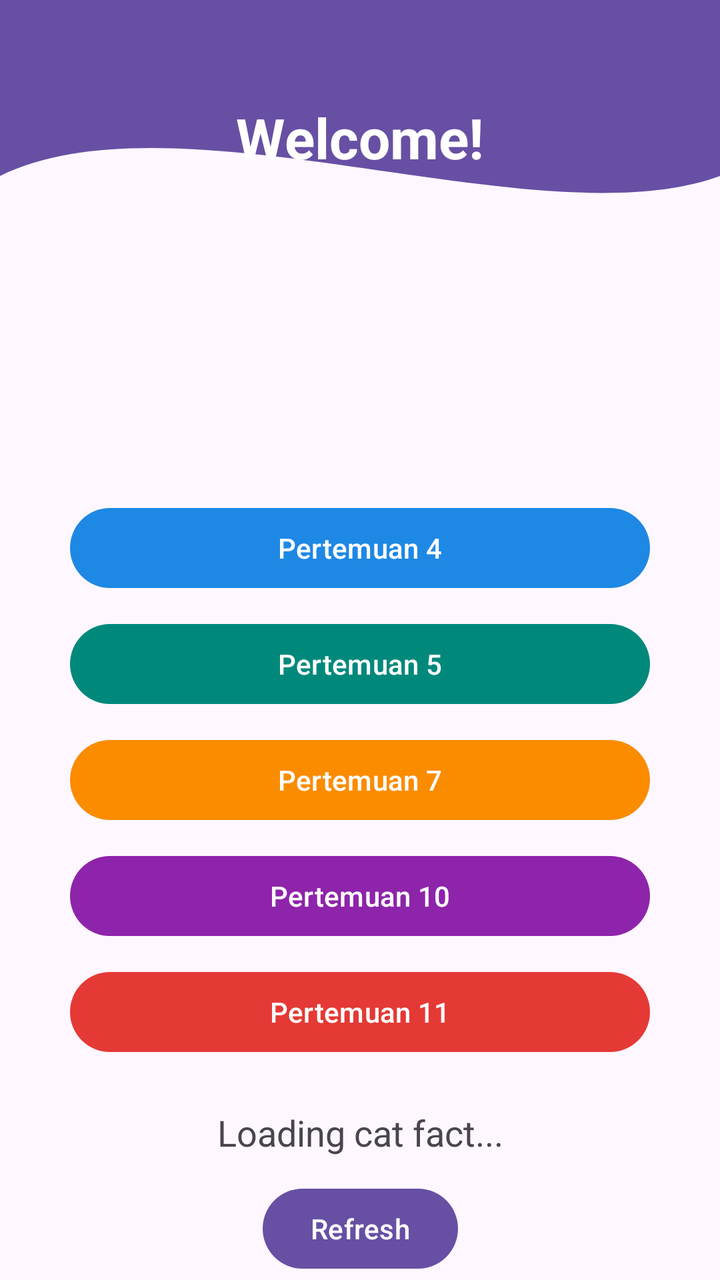
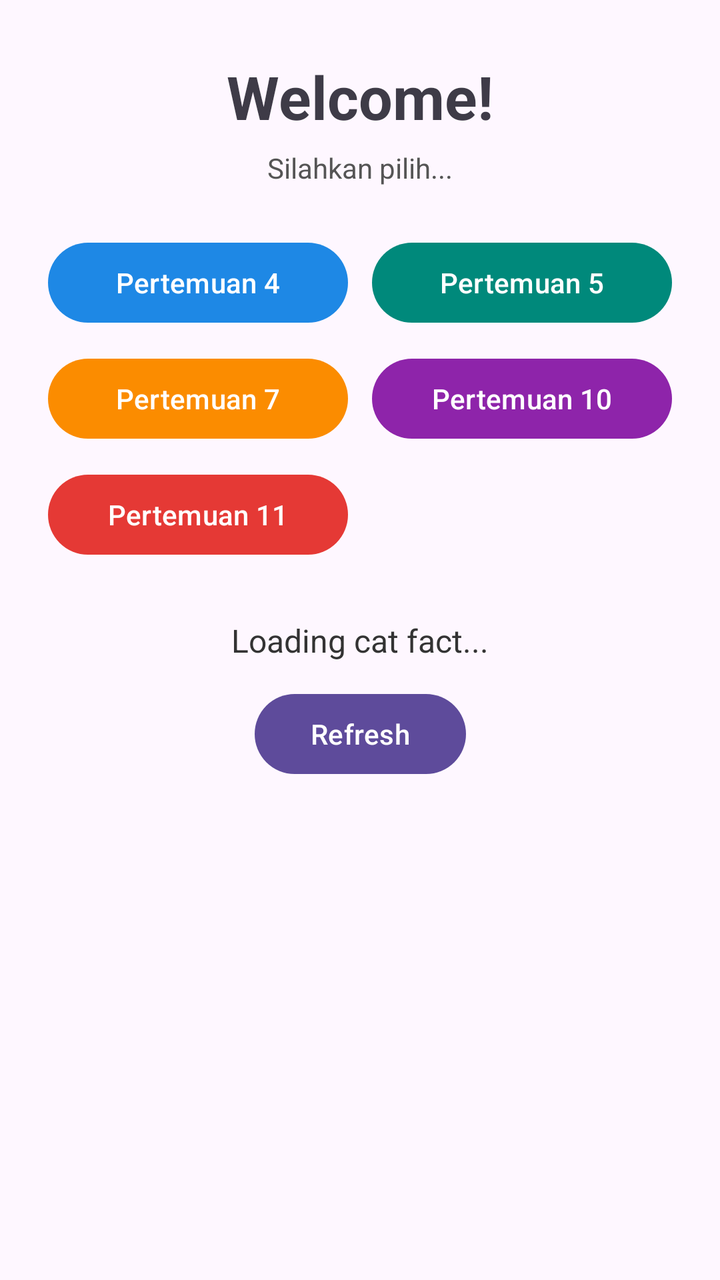

Two renders of the same Android screen: before a commit and after it. Below are the layout's source before the change and the commit's diff.
<!-- AndroidManifest.xml: application theme Theme.P3Isra -->
<!-- res/layout/activity_home_fragment.xml -->
<?xml version="1.0" encoding="utf-8"?>
<androidx.constraintlayout.widget.ConstraintLayout
    xmlns:android="http://schemas.android.com/apk/res/android"
    xmlns:app="http://schemas.android.com/apk/res-auto"
    xmlns:tools="http://schemas.android.com/tools"
    android:layout_width="match_parent"
    android:layout_height="match_parent">

    
    <View
        android:id="@+id/background_header"
        android:layout_width="0dp"
        android:layout_height="220dp"
        android:background="@drawable/bg_header_wave"
        app:layout_constraintEnd_toEndOf="parent"
        app:layout_constraintStart_toStartOf="parent"
        app:layout_constraintTop_toTopOf="parent" />

    
    <TextView
        android:id="@+id/tvWelcome"
        android:layout_width="wrap_content"
        android:layout_height="wrap_content"
        android:layout_marginTop="50dp"
        android:text="Welcome!"
        android:textColor="@android:color/white"
        android:textSize="28sp"
        android:textStyle="bold"
        app:layout_constraintEnd_toEndOf="parent"
        app:layout_constraintStart_toStartOf="parent"
        app:layout_constraintTop_toTopOf="parent" />

    
    <com.google.android.material.button.MaterialButton
        android:id="@+id/btnPertemuan4"
        android:layout_width="0dp"
        android:layout_height="wrap_content"
        android:layout_marginHorizontal="35dp"
        android:layout_marginTop="30dp"
        android:text="Pertemuan 4"
        android:textColor="@android:color/white"
        app:backgroundTint="#1E88E5"
        app:layout_constraintEnd_toEndOf="parent"
        app:layout_constraintStart_toStartOf="parent"
        app:layout_constraintTop_toBottomOf="@id/background_header" />

    
    <com.google.android.material.button.MaterialButton
        android:id="@+id/btnPertemuan5"
        android:layout_width="0dp"
        android:layout_height="wrap_content"
        android:layout_marginHorizontal="35dp"
        android:layout_marginTop="10dp"
        android:text="Pertemuan 5"
        android:textColor="@android:color/white"
        app:backgroundTint="#00897B"
        app:layout_constraintEnd_toEndOf="parent"
        app:layout_constraintStart_toStartOf="parent"
        app:layout_constraintTop_toBottomOf="@id/btnPertemuan4" />

    
    <com.google.android.material.button.MaterialButton
        android:id="@+id/btnPertemuan7"
        android:layout_width="0dp"
        android:layout_height="wrap_content"
        android:layout_marginHorizontal="35dp"
        android:layout_marginTop="10dp"
        android:text="Pertemuan 7"
        android:textColor="@android:color/white"
        app:backgroundTint="#FB8C00"
        app:layout_constraintEnd_toEndOf="parent"
        app:layout_constraintStart_toStartOf="parent"
        app:layout_constraintTop_toBottomOf="@id/btnPertemuan5" />

    
    <com.google.android.material.button.MaterialButton
        android:id="@+id/btnPertemuan10"
        android:layout_width="0dp"
        android:layout_height="wrap_content"
        android:layout_marginHorizontal="35dp"
        android:layout_marginTop="10dp"
        android:text="Pertemuan 10"
        android:textColor="@android:color/white"
        app:backgroundTint="#8E24AA"
        app:layout_constraintEnd_toEndOf="parent"
        app:layout_constraintStart_toStartOf="parent"
        app:layout_constraintTop_toBottomOf="@id/btnPertemuan7" />

    
    <com.google.android.material.button.MaterialButton
        android:id="@+id/btnPertemuan11"
        android:layout_width="0dp"
        android:layout_height="wrap_content"
        android:layout_marginHorizontal="35dp"
        android:layout_marginTop="10dp"
        android:text="Pertemuan 11"
        android:textColor="@android:color/white"
        app:backgroundTint="#E53935"
        app:layout_constraintEnd_toEndOf="parent"
        app:layout_constraintStart_toStartOf="parent"
        app:layout_constraintTop_toBottomOf="@id/btnPertemuan10" />

    
    <TextView
        android:id="@+id/tvCatFact"
        android:layout_width="match_parent"
        android:layout_height="wrap_content"
        android:layout_marginHorizontal="24dp"
        android:layout_marginTop="24dp"
        android:gravity="center"
        android:text="Loading cat fact..."
        android:textAlignment="center"
        android:textSize="18sp"
        app:layout_constraintEnd_toEndOf="parent"
        app:layout_constraintStart_toStartOf="parent"
        app:layout_constraintTop_toBottomOf="@id/btnPertemuan11" />

    
    <Button
        android:id="@+id/btnRefresh"
        android:layout_width="wrap_content"
        android:layout_height="wrap_content"
        android:layout_marginTop="12dp"
        android:text="Refresh"
        app:layout_constraintEnd_toEndOf="parent"
        app:layout_constraintStart_toStartOf="parent"
        app:layout_constraintTop_toBottomOf="@id/tvCatFact" />

</androidx.constraintlayout.widget.ConstraintLayout>
<!-- resources referenced by this layout -->
<resources>
  <!-- drawable bg_header_wave (drawable) -->
  <?xml version="1.0" encoding="utf-8"?>
  <vector xmlns:android="http://schemas.android.com/apk/res/android"
      android:width="100dp"
      android:height="100dp"
      android:viewportWidth="100"
      android:viewportHeight="100">
  
      <path
          android:fillColor="?attr/colorPrimary"
          android:pathData="M0,0 L100,0 L100,40 C 75,55 25,20 0,40 Z" />
  </vector>
  <style name="Theme.P3Isra" parent="Base.Theme.P3Isra" />
  <style name="Base.Theme.P3Isra" parent="Theme.Material3.DayNight.NoActionBar">
          
          
      </style>
</resources>

<!-- the commit's change to res/layout/activity_home_fragment.xml (unified diff, before → after) -->
@@ -1,129 +1,202 @@
+<?xml version="1.0" encoding="utf-8"?>
+<androidx.core.widget.NestedScrollView
+    xmlns:android="http://schemas.android.com/apk/res/android"
+    xmlns:app="http://schemas.android.com/apk/res-auto"
+    xmlns:tools="http://schemas.android.com/tools"
+    android:layout_width="match_parent"
+    android:layout_height="match_parent"
+    android:fillViewport="true">
+
+    <androidx.constraintlayout.widget.ConstraintLayout
+        android:layout_width="match_parent"
+        android:layout_height="wrap_content"
+        android:paddingBottom="24dp">
+
+        
+        <TextView
+            android:id="@+id/tvWelcome"
+            android:layout_width="wrap_content"
+            android:layout_height="wrap_content"
+            android:layout_marginTop="28dp"
+            android:text="Welcome!"
+            android:textColor="#3E3B47"
+            android:textSize="30sp"
+            android:textStyle="bold"
+            app:layout_constraintEnd_toEndOf="parent"
+            app:layout_constraintStart_toStartOf="parent"
+            app:layout_constraintTop_toTopOf="parent" />
+
+        
+        <TextView
+            android:id="@+id/tvSubtitle"
+            android:layout_width="wrap_content"
+            android:layout_height="wrap_content"
+            android:layout_marginTop="6dp"
+            android:text="Silahkan pilih..."
+            android:textColor="#555555"
+            android:textSize="14sp"
+            app:layout_constraintEnd_toEndOf="parent"
+            app:layout_constraintStart_toStartOf="parent"
+            app:layout_constraintTop_toBottomOf="@id/tvWelcome" />
+
+        
+        <com.google.android.material.button.MaterialButton
+            android:id="@+id/btnPertemuan4"
+            android:layout_width="0dp"
+            android:layout_height="48dp"
+            android:layout_marginStart="24dp"
+            android:layout_marginTop="24dp"
+            android:layout_marginEnd="6dp"
+            android:text="Pertemuan 4"
+            android:textAllCaps="false"
+            android:textColor="@android:color/white"
+            app:backgroundTint="#1E88E5"
+            app:cornerRadius="24dp"
+            app:layout_constraintEnd_toStartOf="@+id/btnPertemuan5"
+            app:layout_constraintStart_toStartOf="parent"
+            app:layout_constraintTop_toBottomOf="@id/tvSubtitle" />
+
+        <com.google.android.material.button.MaterialButton
+            android:id="@+id/btnPertemuan5"
+            android:layout_width="0dp"
+            android:layout_height="48dp"
+            android:layout_marginStart="6dp"
+            android:layout_marginEnd="24dp"
+            android:text="Pertemuan 5"
+            android:textAllCaps="false"
+            android:textColor="@android:color/white"
+            app:backgroundTint="#00897B"
+            app:cornerRadius="24dp"
+            app:layout_constraintEnd_toEndOf="parent"
+            app:layout_constraintStart_toEndOf="@+id/btnPertemuan4"
+            app:layout_constraintTop_toTopOf="@id/btnPertemuan4" />
+
+        
+        <com.google.android.material.button.MaterialButton
+            android:id="@+id/btnPertemuan7"
+            android:layout_width="0dp"
+            android:layout_height="48dp"
+            android:layout_marginStart="24dp"
+            android:layout_marginTop="10dp"
+            android:layout_marginEnd="6dp"
+            android:text="Pertemuan 7"
+            android:textAllCaps="false"
+            android:textColor="@android:color/white"
+            app:backgroundTint="#FB8C00"
+            app:cornerRadius="24dp"
+            app:layout_constraintEnd_toStartOf="@+id/btnPertemuan10"
+            app:layout_constraintStart_toStartOf="parent"
+            app:layout_constraintTop_toBottomOf="@id/btnPertemuan4" />
+
+        <com.google.android.material.button.MaterialButton
+            android:id="@+id/btnPertemuan10"
+            android:layout_width="0dp"
+            android:layout_height="48dp"
+            android:layout_marginStart="6dp"
+            android:layout_marginEnd="24dp"
+            android:text="Pertemuan 10"
+            android:textAllCaps="false"
+            android:textColor="@android:color/white"
+            app:backgroundTint="#8E24AA"
+            app:cornerRadius="24dp"
+            app:layout_constraintEnd_toEndOf="parent"
+            app:layout_constraintStart_toEndOf="@+id/btnPertemuan7"
+            app:layout_constraintTop_toTopOf="@id/btnPertemuan7" />
+
+        
+        <com.google.android.material.button.MaterialButton
+            android:id="@+id/btnPertemuan11"
+            android:layout_width="0dp"
+            android:layout_height="48dp"
+            android:layout_marginTop="10dp"
+            android:text="Pertemuan 11"
+            android:textAllCaps="false"
+            android:textColor="@android:color/white"
+            app:backgroundTint="#E53935"
+            app:cornerRadius="24dp"
+            app:layout_constraintEnd_toEndOf="@id/btnPertemuan7"
+            app:layout_constraintStart_toStartOf="@id/btnPertemuan7"
+            app:layout_constraintTop_toBottomOf="@id/btnPertemuan7" />
+
+        
+        <TextView
+            android:id="@+id/tvCatFact"
+            android:layout_width="0dp"
+            android:layout_height="wrap_content"
+            android:layout_marginHorizontal="24dp"
+            android:layout_marginTop="28dp"
+            android:gravity="center"
+            android:text="Loading cat fact..."
+            android:textAlignment="center"
+            android:textColor="#333333"
+            android:textSize="16sp"
+            app:layout_constraintEnd_toEndOf="parent"
+            app:layout_constraintStart_toStartOf="parent"
+            app:layout_constraintTop_toBottomOf="@id/btnPertemuan11" />
+
+        
+        <com.google.android.material.button.MaterialButton
+            android:id="@+id/btnRefresh"
+            android:layout_width="wrap_content"
+            android:layout_height="wrap_content"
+            android:layout_marginTop="12dp"
+            android:paddingHorizontal="28dp"
+            android:text="Refresh"
+            android:textAllCaps="false"
+            android:textColor="@android:color/white"
+            app:backgroundTint="#5E4B9B"
+            app:cornerRadius="24dp"
+            app:layout_constraintEnd_toEndOf="parent"
+            app:layout_constraintStart_toStartOf="parent"
+            app:layout_constraintTop_toBottomOf="@id/tvCatFact" />
+
+        
+        <androidx.recyclerview.widget.RecyclerView
+            android:id="@+id/rvGallery"
+            android:layout_width="0dp"
+            android:layout_height="wrap_content"
+            android:layout_marginHorizontal="16dp"
+            android:layout_marginTop="20dp"
+            android:nestedScrollingEnabled="false"
+            app:layoutManager="androidx.recyclerview.widget.GridLayoutManager"
+            app:layout_constraintEnd_toEndOf="parent"
+            app:layout_constraintStart_toStartOf="parent"
+            app:layout_constraintTop_toBottomOf="@id/btnRefresh"
+            app:spanCount="2"
+            tools:listitem="@layout/item_photo" />
+
+    </androidx.constraintlayout.widget.ConstraintLayout>
+</androidx.core.widget.NestedScrollView>
+<!-- res/layout/item_photo.xml (included above) -->
 <?xml version="1.0" encoding="utf-8"?>
 <androidx.constraintlayout.widget.ConstraintLayout
     xmlns:android="http://schemas.android.com/apk/res/android"
     xmlns:app="http://schemas.android.com/apk/res-auto"
-    xmlns:tools="http://schemas.android.com/tools"
     android:layout_width="match_parent"
-    android:layout_height="match_parent">
-
-    
-    <View
-        android:id="@+id/background_header"
+    android:layout_height="wrap_content"
+    android:padding="6dp">
+
+    <ImageView
+        android:id="@+id/imgPhoto"
         android:layout_width="0dp"
         android:layout_height="220dp"
-        android:background="@drawable/bg_header_wave"
+        android:scaleType="centerCrop"
         app:layout_constraintEnd_toEndOf="parent"
         app:layout_constraintStart_toStartOf="parent"
         app:layout_constraintTop_toTopOf="parent" />
 
-    
     <TextView
-        android:id="@+id/tvWelcome"
-        android:layout_width="wrap_content"
+        android:id="@+id/tvAuthor"
+        android:layout_width="0dp"
         android:layout_height="wrap_content"
-        android:layout_marginTop="50dp"
-        android:text="Welcome!"
-        android:textColor="@android:color/white"
-        android:textSize="28sp"
-        android:textStyle="bold"
+        android:layout_marginTop="6dp"
+        android:layout_marginBottom="4dp"
+        android:text="Paul Jarvis"
+        android:textColor="#4A4A4A"
+        android:textSize="14sp"
+        app:layout_constraintBottom_toBottomOf="parent"
         app:layout_constraintEnd_toEndOf="parent"
         app:layout_constraintStart_toStartOf="parent"
-        app:layout_constraintTop_toTopOf="parent" />
-
-    
-    <com.google.android.material.button.MaterialButton
-        android:id="@+id/btnPertemuan4"
-        android:layout_width="0dp"
-        android:layout_height="wrap_content"
-        android:layout_marginHorizontal="35dp"
-        android:layout_marginTop="30dp"
-        android:text="Pertemuan 4"
-        android:textColor="@android:color/white"
-        app:backgroundTint="#1E88E5"
-        app:layout_constraintEnd_toEndOf="parent"
-        app:layout_constraintStart_toStartOf="parent"
-        app:layout_constraintTop_toBottomOf="@id/background_header" />
-
-    
-    <com.google.android.material.button.MaterialButton
-        android:id="@+id/btnPertemuan5"
-        android:layout_width="0dp"
-        android:layout_height="wrap_content"
-        android:layout_marginHorizontal="35dp"
-        android:layout_marginTop="10dp"
-        android:text="Pertemuan 5"
-        android:textColor="@android:color/white"
-        app:backgroundTint="#00897B"
-        app:layout_constraintEnd_toEndOf="parent"
-        app:layout_constraintStart_toStartOf="parent"
-        app:layout_constraintTop_toBottomOf="@id/btnPertemuan4" />
-
-    
-    <com.google.android.material.button.MaterialButton
-        android:id="@+id/btnPertemuan7"
-        android:layout_width="0dp"
-        android:layout_height="wrap_content"
-        android:layout_marginHorizontal="35dp"
-        android:layout_marginTop="10dp"
-        android:text="Pertemuan 7"
-        android:textColor="@android:color/white"
-        app:backgroundTint="#FB8C00"
-        app:layout_constraintEnd_toEndOf="parent"
-        app:layout_constraintStart_toStartOf="parent"
-        app:layout_constraintTop_toBottomOf="@id/btnPertemuan5" />
-
-    
-    <com.google.android.material.button.MaterialButton
-        android:id="@+id/btnPertemuan10"
-        android:layout_width="0dp"
-        android:layout_height="wrap_content"
-        android:layout_marginHorizontal="35dp"
-        android:layout_marginTop="10dp"
-        android:text="Pertemuan 10"
-        android:textColor="@android:color/white"
-        app:backgroundTint="#8E24AA"
-        app:layout_constraintEnd_toEndOf="parent"
-        app:layout_constraintStart_toStartOf="parent"
-        app:layout_constraintTop_toBottomOf="@id/btnPertemuan7" />
-
-    
-    <com.google.android.material.button.MaterialButton
-        android:id="@+id/btnPertemuan11"
-        android:layout_width="0dp"
-        android:layout_height="wrap_content"
-        android:layout_marginHorizontal="35dp"
-        android:layout_marginTop="10dp"
-        android:text="Pertemuan 11"
-        android:textColor="@android:color/white"
-        app:backgroundTint="#E53935"
-        app:layout_constraintEnd_toEndOf="parent"
-        app:layout_constraintStart_toStartOf="parent"
-        app:layout_constraintTop_toBottomOf="@id/btnPertemuan10" />
-
-    
-    <TextView
-        android:id="@+id/tvCatFact"
-        android:layout_width="match_parent"
-        android:layout_height="wrap_content"
-        android:layout_marginHorizontal="24dp"
-        android:layout_marginTop="24dp"
-        android:gravity="center"
-        android:text="Loading cat fact..."
-        android:textAlignment="center"
-        android:textSize="18sp"
-        app:layout_constraintEnd_toEndOf="parent"
-        app:layout_constraintStart_toStartOf="parent"
-        app:layout_constraintTop_toBottomOf="@id/btnPertemuan11" />
-
-    
-    <Button
-        android:id="@+id/btnRefresh"
-        android:layout_width="wrap_content"
-        android:layout_height="wrap_content"
-        android:layout_marginTop="12dp"
-        android:text="Refresh"
-        app:layout_constraintEnd_toEndOf="parent"
-        app:layout_constraintStart_toStartOf="parent"
-        app:layout_constraintTop_toBottomOf="@id/tvCatFact" />
+        app:layout_constraintTop_toBottomOf="@id/imgPhoto" />
 
 </androidx.constraintlayout.widget.ConstraintLayout>
<!-- resource entries referenced after the edit -->
@@ -1,17 +1,5 @@
 <!-- resources referenced by this layout -->
 <resources>
-  <!-- drawable bg_header_wave (drawable) -->
-  <?xml version="1.0" encoding="utf-8"?>
-  <vector xmlns:android="http://schemas.android.com/apk/res/android"
-      android:width="100dp"
-      android:height="100dp"
-      android:viewportWidth="100"
-      android:viewportHeight="100">
-  
-      <path
-          android:fillColor="?attr/colorPrimary"
-          android:pathData="M0,0 L100,0 L100,40 C 75,55 25,20 0,40 Z" />
-  </vector>
   <style name="Theme.P3Isra" parent="Base.Theme.P3Isra" />
   <style name="Base.Theme.P3Isra" parent="Theme.Material3.DayNight.NoActionBar">
           
